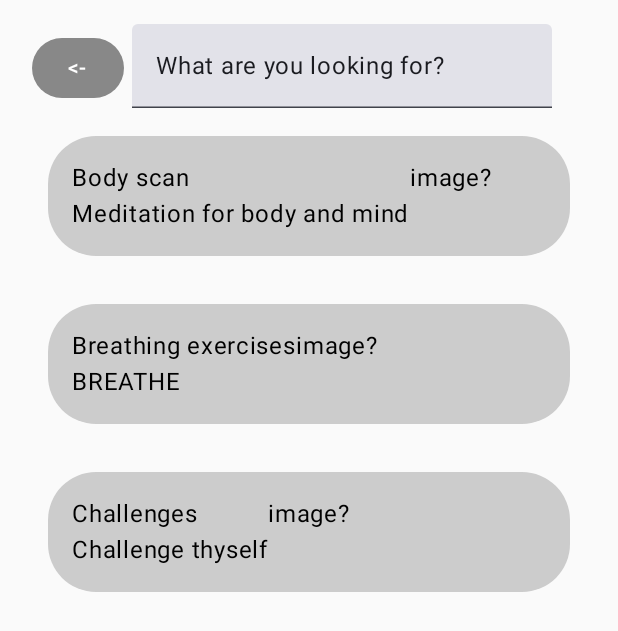
After one commit to Emythiel/ita23-2semester, an Android app built with Jetpack Compose: the ExploreScreen screen opened through its navigation route, on a phone screen of 412 x 824 dp. The commit adds this screen. Shown: the top 631 px of the screen. Run offline under Robolectric (Android 15) with nearby library versions, the phone set to English and light mode, and no system bars.

Commit message:
navigation stuff

```diff
--- a/applikationsudvikling/06_ComposeNavigation/app/build.gradle.kts
+++ b/applikationsudvikling/06_ComposeNavigation/app/build.gradle.kts
@@ -59,6 +59,8 @@ dependencies {
     implementation("androidx.compose.ui:ui-graphics")
     implementation("androidx.compose.ui:ui-tooling-preview")
     implementation("androidx.compose.material3:material3")
+    implementation("androidx.navigation:navigation-runtime-ktx:2.7.7")
+    implementation("androidx.navigation:navigation-compose:2.7.7")
     testImplementation("junit:junit:4.13.2")
     androidTestImplementation("androidx.test.ext:junit:1.1.5")
     androidTestImplementation("androidx.test.espresso:espresso-core:3.5.1")
--- /dev/null
+++ b/applikationsudvikling/06_ComposeNavigation/app/src/main/java/com/example/a06_composenavigation/ExploreScreen.kt
@@ -0,0 +1,79 @@
+package com.example.a06_composenavigation
+
+import androidx.compose.foundation.background
+import androidx.compose.foundation.layout.Box
+import androidx.compose.foundation.layout.Column
+import androidx.compose.foundation.layout.Row
+import androidx.compose.foundation.layout.fillMaxWidth
+import androidx.compose.foundation.layout.padding
+import androidx.compose.foundation.shape.RoundedCornerShape
+import androidx.compose.material3.Text
+import androidx.compose.material3.TextField
+import androidx.compose.runtime.Composable
+import androidx.compose.ui.Modifier
+import androidx.compose.ui.graphics.Color
+import androidx.compose.ui.unit.dp
+import androidx.navigation.NavController
+
+@Composable
+fun ExploreScreen(
+    navController: NavController
+) {
+    Column(modifier = Modifier
+        .padding(16.dp)) {
+
+        Row {
+            AddButton("<-", onButtonClick = {
+                navController.popBackStack()
+            })
+
+            TextField(value = "What are you looking for?", onValueChange = {})
+        }
+
+        Box(modifier = Modifier.padding(16.dp)){
+            Box(modifier = Modifier
+                .fillMaxWidth()
+                .background(Color.LightGray, shape = RoundedCornerShape(32.dp))
+                .padding(16.dp)) {
+                Row {
+                    Column {
+                        Text(text = "Body scan")
+                        Text(text = "Meditation for body and mind")
+                    }
+                    Text(text = "image?")
+                }
+            }
+        }
+
+        Box(modifier = Modifier.padding(16.dp)){
+            Box(modifier = Modifier
+                .fillMaxWidth()
+                .background(Color.LightGray, shape = RoundedCornerShape(32.dp))
+                .padding(16.dp))  {
+                Row {
+                    Column {
+                        Text(text = "Breathing exercises")
+                        Text(text = "BREATHE")
+                    }
+                    Text(text = "image?")
+                }
+            }
+        }
+
+        Box(modifier = Modifier.padding(16.dp)){
+            Box(modifier = Modifier
+                .fillMaxWidth()
+                .background(Color.LightGray, shape = RoundedCornerShape(32.dp))
+                .padding(16.dp))  {
+                Row {
+                    Column {
+                        Text(text = "Challenges")
+                        Text(text = "Challenge thyself")
+                    }
+                    Text(text = "image?")
+                }
+            }
+        }
+
+    }
+}
--- a/applikationsudvikling/06_ComposeNavigation/app/src/main/java/com/example/a06_composenavigation/HomeScreen.kt
+++ b/applikationsudvikling/06_ComposeNavigation/app/src/main/java/com/example/a06_composenavigation/HomeScreen.kt
@@ -15,9 +15,12 @@ import androidx.compose.ui.Modifier
 import androidx.compose.ui.graphics.Color
 import androidx.compose.ui.unit.dp
 import androidx.compose.ui.unit.sp
+import androidx.navigation.NavController
 
 @Composable
-fun HomeScreen() {
+fun HomeScreen(
+    navController: NavController
+) {
     Column{
 
         Row(
@@ -38,7 +41,9 @@ fun HomeScreen() {
 
             AddButton("Your Daily", onButtonClick = {})
 
-            AddButton("Downloads", onButtonClick = {})
+            AddButton("Downloads", onButtonClick = {
+                navController.navigate(route = Screen.Downloads.route)
+            })
 
         }
 
@@ -61,16 +66,9 @@ fun HomeScreen() {
         // Image
         Text(text = "This is actually an image")
 
+        AddButton("Explore", onButtonClick = {
+            navController.navigate(route = Screen.Explore.route)
+        })
+
     }
 }
-
-@Composable
-private fun AddButton(value: String, onButtonClick: () -> Unit) {
-    Button(onClick = onButtonClick,
-        Modifier
-            .padding(5.dp),
-        colors = ButtonDefaults.buttonColors(Color.Gray))
-    {
-        Text(value, fontSize = 14.sp)
-    }
-}
--- a/applikationsudvikling/06_ComposeNavigation/app/src/main/java/com/example/a06_composenavigation/MainActivity.kt
+++ b/applikationsudvikling/06_ComposeNavigation/app/src/main/java/com/example/a06_composenavigation/MainActivity.kt
@@ -12,16 +12,32 @@ import androidx.compose.ui.Modifier
 import androidx.compose.ui.tooling.preview.Preview
 import com.example.a06_composenavigation.ui.theme._06_ComposeNavigationTheme
 
+import androidx.navigation.NavController
+import androidx.navigation.NavHostController
+import androidx.navigation.NavType
+import androidx.navigation.compose.NavHost
+import androidx.navigation.compose.composable
+import androidx.navigation.compose.rememberNavController
+import androidx.navigation.navArgument
+import com.example.a06_composenavigation.ui.theme._06_ComposeNavigationTheme
+
 class MainActivity : ComponentActivity() {
+
+    lateinit var navController: NavHostController
+
     override fun onCreate(savedInstanceState: Bundle?) {
         super.onCreate(savedInstanceState)
         setContent {
             _06_ComposeNavigationTheme {
+
+                navController = rememberNavController()
+                SetupNavGraph(navController = navController)
+
                 // A surface container using the 'background' color from the theme
-                Surface(modifier = Modifier.fillMaxSize(), color = MaterialTheme.colorScheme.background) {
+                /*Surface(modifier = Modifier.fillMaxSize(), color = MaterialTheme.colorScheme.background) {
                     //HomeScreen()
                     DownloadsScreen()
-                }
+                }*/
             }
         }
     }
--- /dev/null
+++ b/applikationsudvikling/06_ComposeNavigation/app/src/main/java/com/example/a06_composenavigation/NavGraph.kt
@@ -0,0 +1,51 @@
+package com.example.a06_composenavigation
+
+import androidx.compose.foundation.layout.padding
+import androidx.compose.material3.Button
+import androidx.compose.material3.ButtonDefaults
+import androidx.compose.material3.Text
+import androidx.compose.runtime.Composable
+import androidx.compose.ui.Modifier
+import androidx.compose.ui.graphics.Color
+import androidx.compose.ui.unit.dp
+import androidx.compose.ui.unit.sp
+import androidx.navigation.NavHostController
+import androidx.navigation.compose.NavHost
+import androidx.navigation.compose.composable
+
+@Composable
+fun SetupNavGraph(
+    navController: NavHostController
+) {
+    NavHost(
+        navController = navController,
+        startDestination = Screen.Home.route
+        ) {
+        composable(
+            route = Screen.Home.route
+        ) {
+            HomeScreen(navController = navController)
+        }
+        composable(
+            route = Screen.Downloads.route
+        ) {
+            DownloadsScreen(navController = navController)
+        }
+        composable(
+            route = Screen.Explore.route
+        ) {
+            ExploreScreen(navController = navController)
+        }
+    }
+}
+
+@Composable
+fun AddButton(value: String, onButtonClick: () -> Unit) {
+    Button(onClick = onButtonClick,
+        Modifier
+            .padding(5.dp),
+        colors = ButtonDefaults.buttonColors(Color.Gray))
+    {
+        Text(value, fontSize = 14.sp)
+    }
+}
--- /dev/null
+++ b/applikationsudvikling/06_ComposeNavigation/app/src/main/java/com/example/a06_composenavigation/Screen.kt
@@ -0,0 +1,7 @@
+package com.example.a06_composenavigation
+
+sealed class Screen(val route: String) {
+    object Home: Screen(route = "home_screen")
+    object Downloads: Screen(route = "downloads_screen")
+    object Explore: Screen(route = "explore_screen")
+}
```
Also changed, not shown: applikationsudvikling/06_ComposeNavigation/app/src/main/java/com/example/a06_composenavigation/DownloadsScreen.kt (+7 -13 lines).
